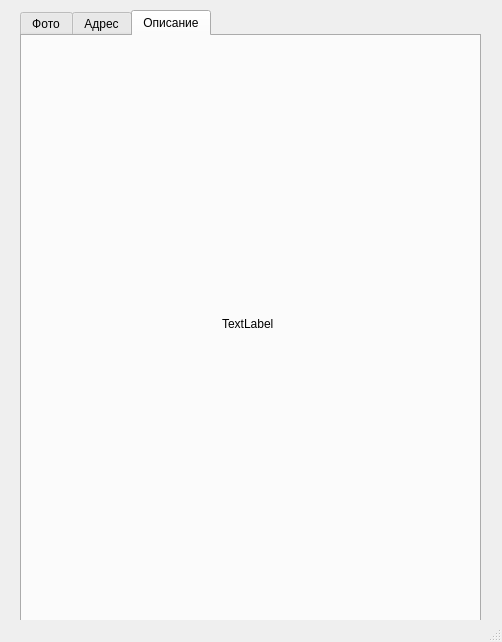
Old version of the form data/ui/style_window_information.ui in the repository Hexy00123/Yandex.Liceum-Travel-App.
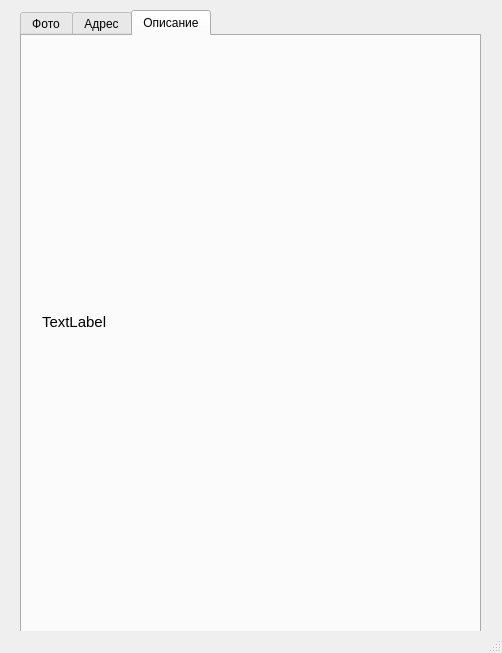
New version of the form. The open tabs and pages were chosen to show the change.

Commit message: 1.избранное в приложении сделано 2. подправила файлы ui 3. сделала рефактор кода

The edit to the form file:
```diff
--- a/data/ui/style_window_information.ui
+++ b/data/ui/style_window_information.ui
@@ -7,7 +7,7 @@
     <x>0</x>
     <y>0</y>
     <width>502</width>
-    <height>642</height>
+    <height>653</height>
    </rect>
   </property>
   <property name="windowTitle">
@@ -98,12 +98,15 @@
      <widget class="QLabel" name="inform">
       <property name="geometry">
        <rect>
-        <x>200</x>
-        <y>280</y>
-        <width>55</width>
-        <height>16</height>
+        <x>20</x>
+        <y>10</y>
+        <width>421</width>
+        <height>551</height>
        </rect>
       </property>
+      <property name="styleSheet">
+       <string notr="true">font-size: 15px;</string>
+      </property>
       <property name="text">
        <string>TextLabel</string>
       </property>
```
Left out of the diff: 10 changed lines with no effect on the pictures. The commit also changes 5 other files.
